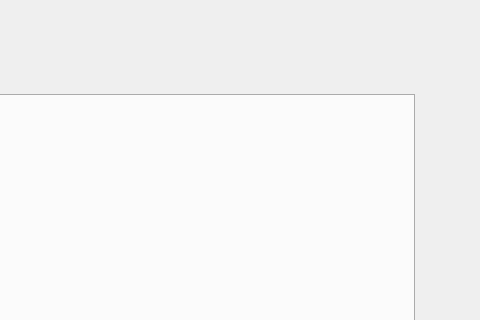
Above: frontend/quiver_tab_view.ui from ricorx7/rti_reportr before the change; both pictures show x 286 to 766 and y 0 to 320 of the 766 by 826 pixel window. Below: the same form after it.
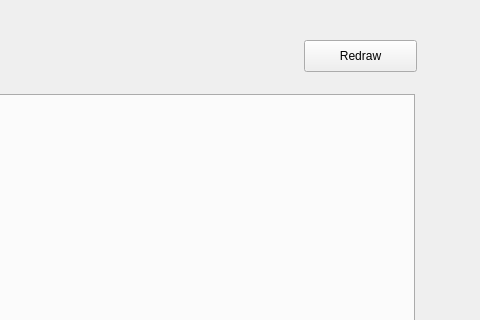
That is the form after the change.

Commit message: Added plots for subsystems

Patch:
```diff
--- a/frontend/quiver_tab_view.ui
+++ b/frontend/quiver_tab_view.ui
@@ -46,6 +46,19 @@
     </attribute>
    </widget>
   </widget>
+  <widget class="QPushButton" name="redrawButton">
+   <property name="geometry">
+    <rect>
+     <x>590</x>
+     <y>40</y>
+     <width>113</width>
+     <height>32</height>
+    </rect>
+   </property>
+   <property name="text">
+    <string>Redraw</string>
+   </property>
+  </widget>
  </widget>
  <resources/>
  <connections/>
```
The commit also changes 2 other files.
